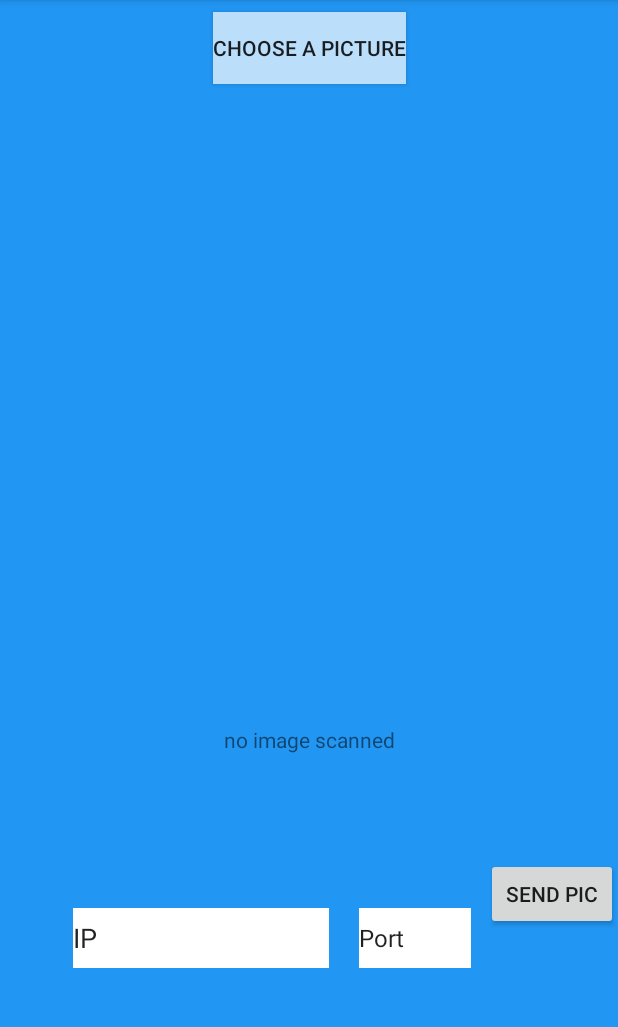
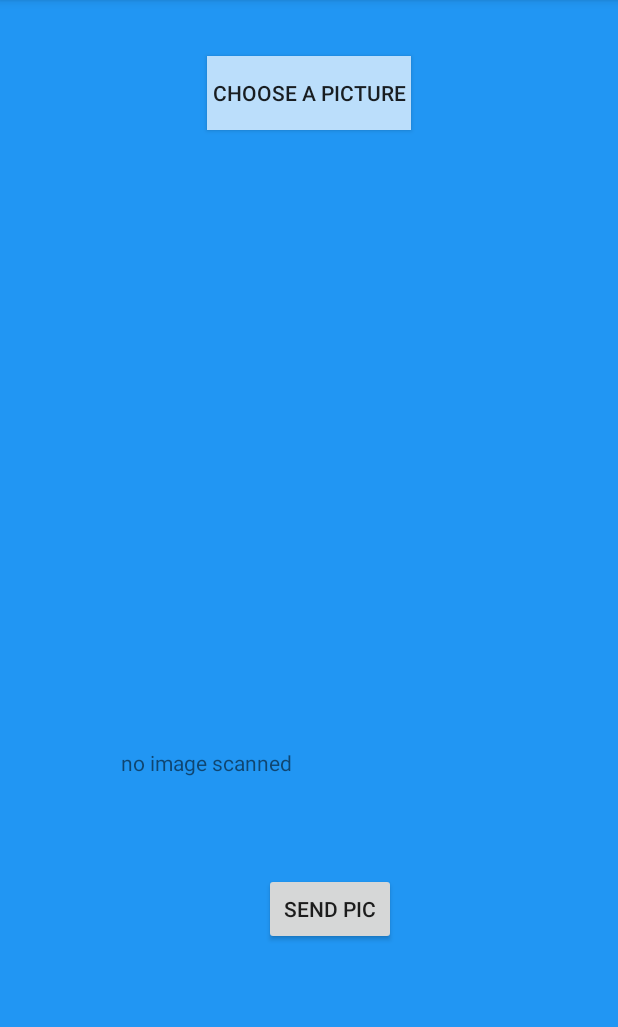
Before and after one commit to nyenyu12/ObjectDetector, an Android app: the screen it shows after launch (MainActivity), on a phone screen of 412 x 824 dp, the part 84-1111 px from its top. Run offline under Robolectric (Android 15) with nearby library versions, the phone set to English and light mode, and no system bars; libraries missing offline, so code that uses them is left out: khttp.extensions.fileLike, khttp.post, khttp.responses; pictures from the network do not load; Roboto replaces fonts that are not available here.

Commit message:
finally working

```diff
--- a/android_code/app/build.gradle
+++ b/android_code/app/build.gradle
@@ -24,12 +24,12 @@ android {
 
 dependencies {
     implementation fileTree(dir: 'libs', include: ['*.jar'])
-    implementation "org.jetbrains.kotlin:kotlin-stdlib-jdk7:$kotlin_version"
+    implementation "org.jetbrains.kotlin:kotlin-stdlib:$kotlin_version"
     implementation 'com.android.support:appcompat-v7:28.0.0'
     implementation 'com.android.support.constraint:constraint-layout:1.1.3'
     implementation 'com.github.jkcclemens:khttp:master-SNAPSHOT'
-    implementation 'org.jetbrains.kotlinx:kotlinx-coroutines-core:1.0.0'
-    implementation 'org.jetbrains.kotlinx:kotlinx-coroutines-android:1.0.0'
+    implementation 'org.jetbrains.kotlinx:kotlinx-coroutines-core:1.0.1'
+    implementation 'org.jetbrains.kotlinx:kotlinx-coroutines-android:1.0.1'
     testImplementation 'junit:junit:4.12'
     androidTestImplementation 'com.android.support.test:runner:1.0.2'
     androidTestImplementation 'com.android.support.test.espresso:espresso-core:3.0.2'
--- a/android_code/app/src/main/AndroidManifest.xml
+++ b/android_code/app/src/main/AndroidManifest.xml
@@ -22,8 +22,6 @@
                 android:name="preloaded_fonts"
                 android:resource="@array/preloaded_fonts"/>
 
-        <activity android:name=".SecondActivity">
-        </activity>
     </application>
 
 </manifest>
--- a/android_code/app/src/main/res/layout/activity_main.xml
+++ b/android_code/app/src/main/res/layout/activity_main.xml
@@ -12,11 +12,11 @@
             android:text="@string/pic_button"
             android:onClick="openGallery"
             android:background="@color/buttonBackground"
-            android:layout_width="wrap_content"
-            android:layout_height="wrap_content"
+            android:layout_width="136dp"
+            android:layout_height="49dp"
             android:id="@+id/pic_button"
             android:layout_marginTop="8dp"
-            app:layout_constraintVertical_bias="0."
+            app:layout_constraintVertical_bias="0.042"
             app:layout_constraintTop_toTopOf="parent"
             app:layout_constraintEnd_toEndOf="parent"
             app:layout_constraintStart_toStartOf="parent"
@@ -40,7 +40,7 @@
             android:textSize="14sp"
             android:inputType="textMultiLine"
             android:id="@+id/image_desc"
-            android:layout_width="wrap_content"
+            android:layout_width="251dp"
             android:layout_height="wrap_content"
             android:singleLine="false"
             app:layout_constraintEnd_toEndOf="parent"
@@ -57,35 +57,8 @@
             android:layout_marginBottom="30dp"
             app:layout_constraintTop_toBottomOf="@id/pic_view"
             app:layout_constraintEnd_toEndOf="parent"
-        app:layout_constraintBottom_toBottomOf="parent"/>
+            app:layout_constraintBottom_toBottomOf="parent" android:layout_marginEnd="148dp"/>
 
-    <EditText
-            android:text="Port"
-            android:background="@android:color/white"
-            android:layout_width="wrap_content"
-            android:layout_height="40dp"
-            android:inputType="number"
-            android:ems="4"
-            android:textSize="16sp"
-            android:id="@+id/PortText"
-            app:layout_constraintEnd_toStartOf="@+id/send_button"
-            app:layout_constraintTop_toBottomOf="@id/image_desc"
-            app:layout_constraintBottom_toBottomOf="parent"
-            android:layout_marginBottom="20dp"
-            android:layout_marginEnd="10sp"/>
-
-    <EditText
-            android:text="IP"
-            android:id="@+id/IPText"
-            android:ems="8"
-            android:background="@android:color/white"
-            android:layout_width="wrap_content"
-            android:layout_height="40dp"
-            android:layout_marginEnd="20dp"
-            android:layout_marginBottom="20dp"
-            app:layout_constraintBottom_toBottomOf="parent"
-            app:layout_constraintEnd_toStartOf="@id/PortText"
-            app:layout_constraintTop_toBottomOf="@id/image_desc"/>
     <!--<Button
             android:text="@string/toast_button"
             android:background="@color/buttonBackground"
```
Also changed, not shown: android_code/app/src/main/java/com/example/boazandelad/canifindit/MainActivity.kt (+34 -25 lines), android_code/app/src/main/java/com/example/boazandelad/canifindit/SecondActivity.kt (deleted, +0 -35 lines), android_code/app/src/main/res/layout/activity_second.xml (deleted, +0 -41 lines), 3 other files. Lines whose indentation alone changed are shown as unchanged.
